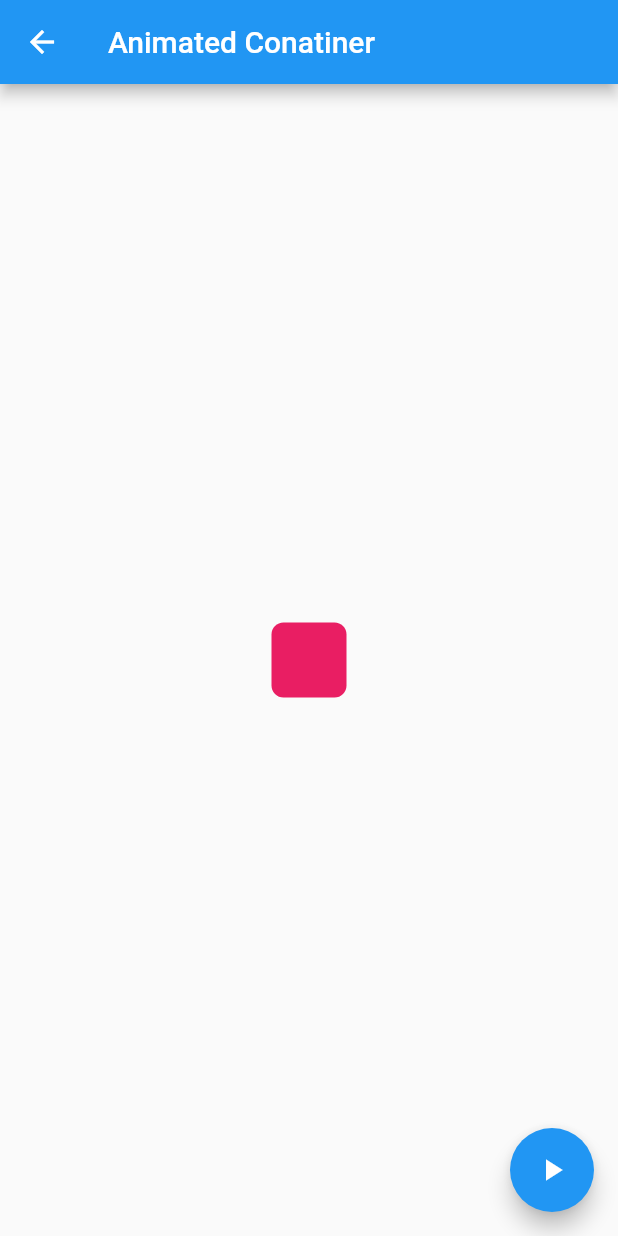
After one commit to zabdielcead/praacFlutterDos, a Flutter app: the AnimatedContainerPage screen opened by its route, on a phone screen of 412 x 824 dp. The commit adds this screen. Run offline on Flutter 3.47's test engine with Material 2 defaults, Android fonts, the phone set to English and light mode, and no system bars.

Commit message:
sube funcionalidad animacion y pages

```diff
--- a/componentes/data/menu_opts.json
+++ b/componentes/data/menu_opts.json
@@ -14,6 +14,11 @@
             "ruta": "card",
             "icon": "folder_open",
             "texto": "Cards - Tarjetas"
+        },
+        {
+            "ruta": "animatedContainer",
+            "icon": "donut_large",
+            "texto": "Animated - Container"
         }
     ]
 }
--- /dev/null
+++ b/componentes/lib/src/pages/animated_container.dart
@@ -0,0 +1,54 @@
+import 'package:flutter/material.dart';
+import 'dart:math';
+
+class AnimatedContainerPage extends StatefulWidget {
+  @override
+  _AnimatedContainerPage createState() => _AnimatedContainerPage();
+}
+// animaciones https://flutter.dev/docs/cookbook/animation/animated-container
+// curves https://api.flutter.dev/flutter/animation/Curves-class.html
+class _AnimatedContainerPage extends State<AnimatedContainerPage> {
+    double _width  =  50.0;
+    double _height =  50.0;
+    Color  _color  =  Colors.pink;
+    BorderRadiusGeometry _borderRadius = BorderRadius.circular(8.0);
+
+  @override
+  Widget build(BuildContext context) {
+
+
+    return Scaffold(
+      appBar: AppBar(
+        title: Text('Animated Conatiner'),
+      ),
+      body: Center(
+        child: AnimatedContainer(
+            curve: Curves.fastOutSlowIn,
+            duration: Duration(seconds: 1),
+            width:  _width,
+            height: _height,
+            decoration: BoxDecoration(
+              borderRadius: _borderRadius,
+              color: _color
+            )
+        ),
+      ),
+      floatingActionButton: FloatingActionButton(
+                              child: Icon(Icons.play_arrow),
+                              onPressed: _cambiarForma,
+                          ),
+    );
+  }
+
+  void _cambiarForma() {
+
+    final random = Random();
+
+    setState(() { // para que se aplique y redibuje
+    _width  = random.nextInt(300).toDouble();
+    _height = random.nextInt(300).toDouble();
+    _color = Color.fromRGBO(random.nextInt(255), random.nextInt(255), random.nextInt(255), 1);
+    });
+    _borderRadius = BorderRadius.circular(random.nextInt(100).toDouble());
+  }
+}
--- a/componentes/lib/src/pages/home_page.dart
+++ b/componentes/lib/src/pages/home_page.dart
@@ -49,19 +49,22 @@ class HomePage extends StatelessWidget {
 
         List<Widget> _crearListaItems( List<dynamic> data, BuildContext context ) {
           final List<Widget> opciones = [];
-
           data.forEach( (opt) {
               final widgetTemp = ListTile(
                 title: Text( opt['texto'] ),
                 leading: getIcon(opt['icon']),
                 trailing: Icon(Icons.keyboard_arrow_right, color: Colors.blue),
                 onTap: () {
+
+                  Navigator.pushNamed(context, opt['ruta']);
+                  /*
                     final route = MaterialPageRoute(
                         builder:  (context) {
                           return AlertPage();
                         }
                       );
                     Navigator.push(context, route);
+                    */
                 },
               );
 
--- a/componentes/lib/src/utils/icono_string_util.dart
+++ b/componentes/lib/src/utils/icono_string_util.dart
@@ -5,7 +5,8 @@ final _icons =  <String, IconData> {
 
     'add_alert'      : Icons.add_alert,
     'accessibility'  : Icons.accessibility,
-    'folder_open'    : Icons.folder_open
+    'folder_open'    : Icons.folder_open,
+    'donut_large'    : Icons.donut_large
 
 };
 
--- a/componentes/pubspec.yaml
+++ b/componentes/pubspec.yaml
@@ -43,6 +43,7 @@ flutter:
   # To add assets to your application, add an assets section, like this:
   assets:
    - data/menu_opts.json
+   - assets/
    #archivo disponible para la aplicacion
   #  - images/a_dot_burr.jpeg
   #  - images/a_dot_ham.jpeg
```
Also changed, not shown: componentes/lib/main.dart (+12 -3 lines), componentes/lib/src/pages/alert_page.dart (+46 -0 lines), componentes/lib/src/pages/avatar_page.dart (+24 -1 lines), componentes/lib/src/pages/card_page.dart (added, +120 -0 lines), componentes/lib/src/routes/routes.dart (added, +19 -0 lines), componentes/assets/jar-loading.gif (added).
